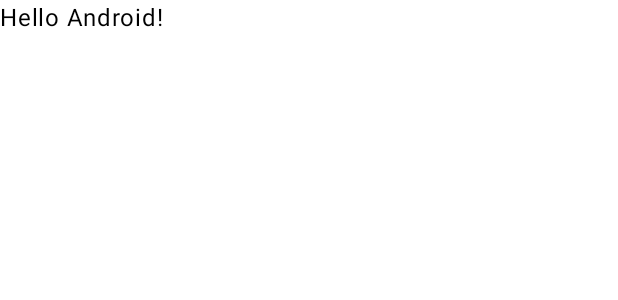
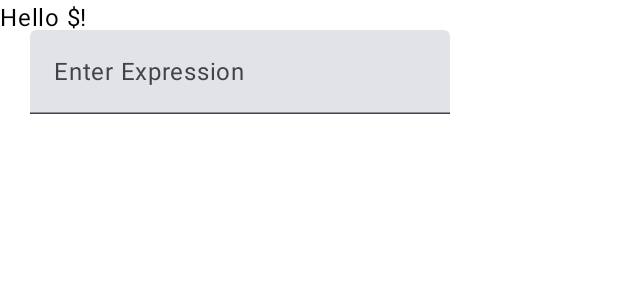
Before and after one commit to hz2001/cs501hw2_shoppingList_JiaheZhang, an Android app built with Jetpack Compose: the @Preview function GreetingPreview, on a phone screen of 412 x 824 dp. Shown: the top 300 px of the screen. Run offline under Robolectric (Android 15) with nearby library versions, the phone set to English and light mode, and no system bars.

Commit message:
not finished

```diff
--- a/app/src/main/java/com/example/shopping_list/MainActivity.kt
+++ b/app/src/main/java/com/example/shopping_list/MainActivity.kt
@@ -1,16 +1,42 @@
 package com.example.shopping_list
 
+import android.annotation.SuppressLint
+import android.graphics.Typeface
 import android.os.Bundle
+import android.text.SpannableString
+import android.text.Spanned
+import android.text.style.RelativeSizeSpan
+import android.text.style.StyleSpan
+import android.util.Log
 import androidx.activity.ComponentActivity
 import androidx.activity.compose.setContent
 import androidx.activity.enableEdgeToEdge
+import androidx.compose.foundation.layout.Column
+import androidx.compose.foundation.layout.Row
 import androidx.compose.foundation.layout.fillMaxSize
 import androidx.compose.foundation.layout.padding
+import androidx.compose.material3.Button
 import androidx.compose.material3.Scaffold
 import androidx.compose.material3.Text
+import androidx.compose.material3.TextField
 import androidx.compose.runtime.Composable
+import androidx.compose.runtime.getValue
+import androidx.compose.runtime.mutableIntStateOf
+import androidx.compose.runtime.mutableStateListOf
+import androidx.compose.runtime.mutableStateOf
+import androidx.compose.runtime.remember
+import androidx.compose.runtime.setValue
 import androidx.compose.ui.Modifier
 import androidx.compose.ui.tooling.preview.Preview
+import androidx.compose.ui.unit.dp
+import kotlin.random.Random
+import androidx.compose.ui.graphics.Color
+import androidx.compose.ui.graphics.Shadow
+import androidx.compose.ui.text.font.FontFamily
+import androidx.compose.ui.text.font.FontStyle
+import androidx.compose.ui.text.font.FontWeight
+import androidx.compose.ui.unit.TextUnit
+import androidx.compose.ui.unit.sp
 import com.example.shopping_list.ui.theme.Shopping_listTheme
 
 class MainActivity : ComponentActivity() {
@@ -19,22 +45,32 @@ class MainActivity : ComponentActivity() {
         enableEdgeToEdge()
         setContent {
             Shopping_listTheme {
-                Scaffold(modifier = Modifier.fillMaxSize()) { innerPadding ->
-                    Greeting(
-                        name = "Android",
-                        modifier = Modifier.padding(innerPadding)
-                    )
-                }
+                ShoppingList()
             }
         }
     }
 }
 
+data class Item(
+    val itemName: String,
+    var itemQuantity: Number)
+
+@SuppressLint("UnrememberedMutableState", "MutableCollectionMutableState") // 什么意思？
 @Composable
-fun Greeting(name: String, modifier: Modifier = Modifier) {
+fun ShoppingList() {
+    var listItem: MutableList<Item> by mutableStateOf(mutableListOf())
+    var input by remember { mutableStateOf("") }
+    Column(modifier = Modifier.padding(20.dp)){
+        Row{
+            TextField(
+                value = input,
+                onValueChange = { input = it },
+                label = { Text("Enter Expression") }
+            )
+        }
+    }
     Text(
-        text = "Hello $name!",
-        modifier = modifier
+        text = "Hello $!",
     )
 }
 
@@ -42,6 +78,6 @@ fun Greeting(name: String, modifier: Modifier = Modifier) {
 @Composable
 fun GreetingPreview() {
     Shopping_listTheme {
-        Greeting("Android")
+        ShoppingList()
     }
 }
```
